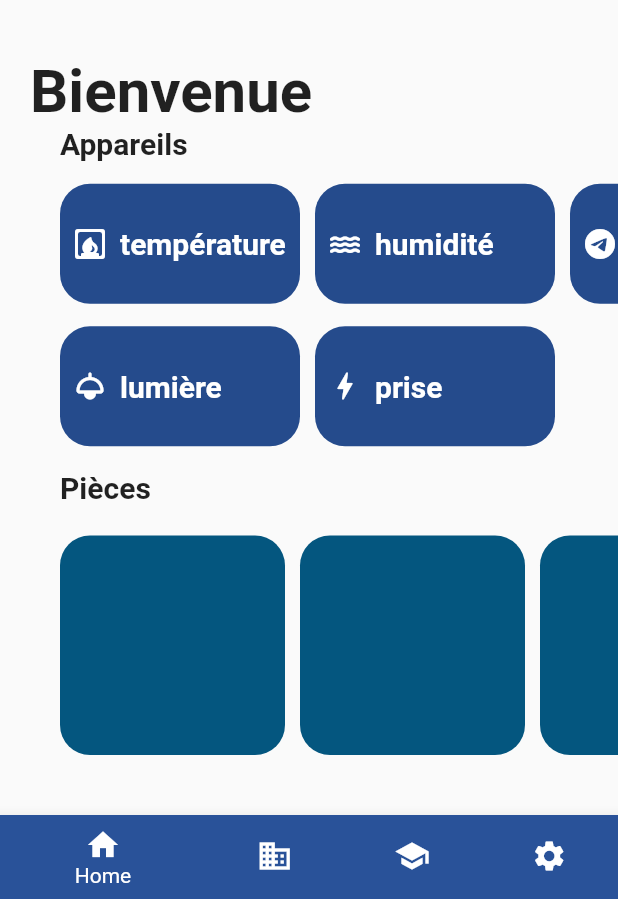
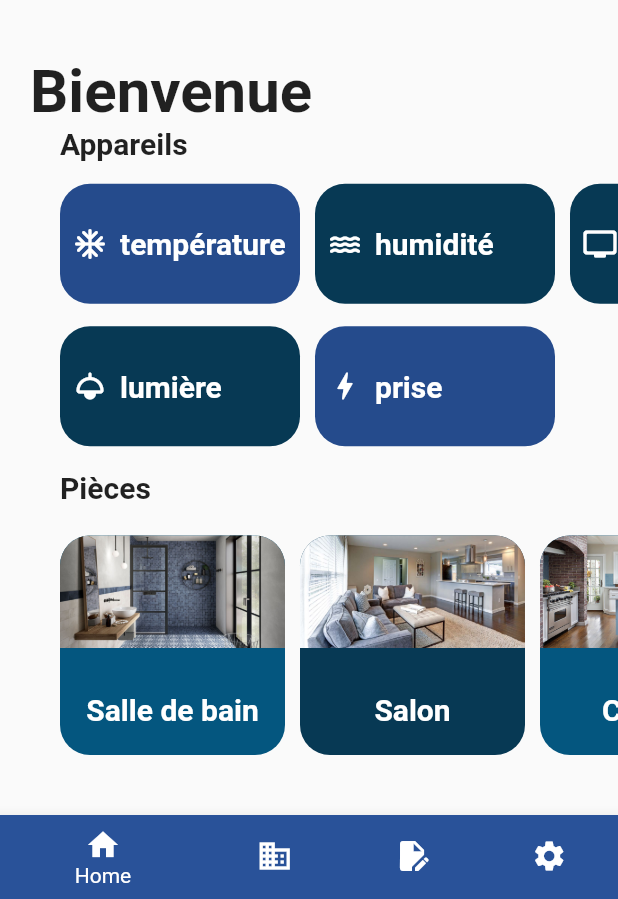
Before and after one commit to JeremyLRYnov/Airlux, a Flutter app: the screen it shows after launch, on a phone screen of 412 x 824 dp, the part 337-1236 px from its top. Run offline on Flutter 3.47's test engine with Material 2 defaults, Android fonts, the phone set to English and light mode, and no system bars; our stand-ins replace modal_progress_hud_nsn.

Commit message:
new file:   mobileapp/assets/images/bathroom.jpg 	new file:   mobileapp/assets/images/bedroom.jpg 	new file:   mobileapp/assets/images/kitchen.jpg 	new file:   mobileapp/assets/images/livingroom.png 	modified:   mobileapp/lib/models/constants.dart 	modified:   mobileapp/lib/screens/home_page.dart 	modified:   mobileapp/lib/widgets/device_item.dart 	modified:   mobileapp/lib/widgets/footer_menu.dart 	new file:   mobileapp/lib/widgets/room_item.dart

```diff
--- a/mobileapp/lib/screens/home_page.dart
+++ b/mobileapp/lib/screens/home_page.dart
@@ -1,6 +1,7 @@
 import 'package:flutter/material.dart';
 import 'package:mobileapp/models/constants.dart';
 import 'package:mobileapp/widgets/device_item.dart';
+import 'package:mobileapp/widgets/room_item.dart';
 
 class HomePage extends StatefulWidget {
   const HomePage({Key? key}) : super(key: key);
@@ -64,19 +65,19 @@ class _HomePageState extends State<HomePage> {
                             children: [
                               Column(
                                 children: [
-                                  DeviceItem(icon: Icons.fireplace_rounded,text: "température",),
-                                  DeviceItem(icon: Icons.light_rounded,text: "lumière",),
+                                  DeviceItem(icon: Icons.ac_unit_rounded,text: "température",color: kPrimaryButtonActive,),
+                                  DeviceItem(icon: Icons.light_rounded,text: "lumière", color: kPrimaryButtonInactive,),
                                 ],
                               ),
                               Column(
                                 children: [
-                                  DeviceItem(icon: Icons.water_rounded,text: "humidité",),
-                                  DeviceItem(icon: Icons.bolt_rounded,text: "prise",),
+                                  DeviceItem(icon: Icons.water_rounded,text: "humidité",color: kPrimaryButtonInactive,),
+                                  DeviceItem(icon: Icons.bolt_rounded,text: "prise",color: kPrimaryButtonActive,),
                                 ],
                               ),
                               Column(
                                 children: [
-                                  DeviceItem(icon: Icons.telegram_rounded,text: "télevision",),
+                                  DeviceItem(icon: Icons.tv_rounded,text: "télevision",color: kPrimaryButtonInactive,),
                                 ],
                               ),
                             ],
@@ -96,43 +97,10 @@ class _HomePageState extends State<HomePage> {
                             child: ListView(
                               scrollDirection: Axis.horizontal,
                               children: [
-                                Container(
-                                  margin: const EdgeInsets.only(
-                                      right: 10.0, top: 10.0, bottom: 40.0),
-                                  width: 150,
-                                  height: 150,
-                                  decoration: BoxDecoration(
-                                    color: kPrimaryButtonBlue,
-                                    borderRadius: BorderRadius.circular(20),
-                                  ),
-                                ),
-                                Container(
-                                  margin: const EdgeInsets.only(
-                                      right: 10.0, top: 10.0, bottom: 40.0),
-                                  width: 150,
-                                  decoration: BoxDecoration(
-                                    color: kPrimaryButtonBlue,
-                                    borderRadius: BorderRadius.circular(20),
-                                  ),
-                                ),
-                                Container(
-                                  margin: const EdgeInsets.only(
-                                      right: 10.0, top: 10.0, bottom: 40.0),
-                                  width: 150,
-                                  decoration: BoxDecoration(
-                                    color: kPrimaryButtonBlue,
-                                    borderRadius: BorderRadius.circular(20),
-                                  ),
-                                ),
-                                Container(
-                                  margin: const EdgeInsets.only(
-                                      right: 10.0, top: 10.0, bottom: 40.0),
-                                  width: 150,
-                                  decoration: BoxDecoration(
-                                    color: kPrimaryButtonBlue,
-                                    borderRadius: BorderRadius.circular(20),
-                                  ),
-                                ),
+                                RoomItem(text: "Salle de bain", piece: "bathroom.jpg", color: kPrimaryButtonBlue),
+                                RoomItem(text: "Salon", piece: "livingroom.png",color: kPrimaryButtonInactive),
+                                RoomItem(text: "Cuisine", piece: "kitchen.jpg",color: kPrimaryButtonBlue,),
+                                RoomItem(text: "Chambre", piece: "bedroom.jpg", color: kPrimaryButtonBlue,),
                               ],
                             ),
                           ),
--- a/mobileapp/lib/widgets/device_item.dart
+++ b/mobileapp/lib/widgets/device_item.dart
@@ -4,10 +4,13 @@ import 'package:mobileapp/models/constants.dart';
 class DeviceItem extends StatelessWidget {
   final String text;
   final IconData icon;
+  final Color color;
+
   const DeviceItem({
     super.key,
     required this.text,
     required this.icon,
+    required this.color,
   });
 
   @override
@@ -15,7 +18,7 @@ class DeviceItem extends StatelessWidget {
     return Container(
       margin: EdgeInsets.only(right: 10.0, bottom: 10.0, top: 5.0),
       decoration: BoxDecoration(
-        color: kPrimaryButtonActive,
+        color: color,
         borderRadius: BorderRadius.circular(20),
       ),
       width: 160,
--- a/mobileapp/lib/widgets/footer_menu.dart
+++ b/mobileapp/lib/widgets/footer_menu.dart
@@ -63,11 +63,11 @@ class _FooterMenuState extends State<FooterMenu> {
           BottomNavigationBarItem(
             backgroundColor: kPrimaryBlue,
             icon: Icon(Icons.business),
-            label: 'Capteurs',
+            label: 'Pièces',
           ),
           BottomNavigationBarItem(
             backgroundColor: kPrimaryBlue,
-            icon: Icon(Icons.school),
+            icon: Icon(Icons.edit_document),
             label: 'Scenarios',
           ),
           BottomNavigationBarItem(
--- /dev/null
+++ b/mobileapp/lib/widgets/room_item.dart
@@ -0,0 +1,47 @@
+import 'package:flutter/material.dart';
+import 'package:mobileapp/models/constants.dart';
+
+class RoomItem extends StatelessWidget {
+  final String text;
+  final String piece;
+  final Color color;
+  const RoomItem({
+    super.key,
+    required this.text,
+    required this.piece,
+    required this.color,
+  });
+
+  @override
+  Widget build(BuildContext context) {
+    return Container(
+      margin: const EdgeInsets.only(
+          right: 10.0, top: 10.0, bottom: 40.0),
+      width: 150,
+      height: 150,
+      decoration: BoxDecoration(
+        color: color,
+        borderRadius: BorderRadius.circular(20),
+      ),
+      child: Column(
+        children: [
+          ClipRRect(
+            borderRadius: BorderRadius.only(topLeft: Radius.circular(20), topRight: Radius.circular(20)),
+            child: Image.asset("assets/images/" + piece,
+            width: double.infinity,),
+          ),
+          Container(
+            margin: EdgeInsets.all(15),
+          ),
+          Text(text,
+          style: TextStyle(
+            fontSize: 20,
+            fontWeight: FontWeight.bold,
+            color: Colors.white,
+          ),
+          ),
+        ],
+      ),
+    );
+  }
+}
```
Also changed, not shown: mobileapp/assets/images/bathroom.jpg (added), mobileapp/assets/images/bedroom.jpg (added), mobileapp/assets/images/kitchen.jpg (added), mobileapp/assets/images/livingroom.png (added), mobileapp/lib/models/constants.dart (line endings or trailing spaces).
